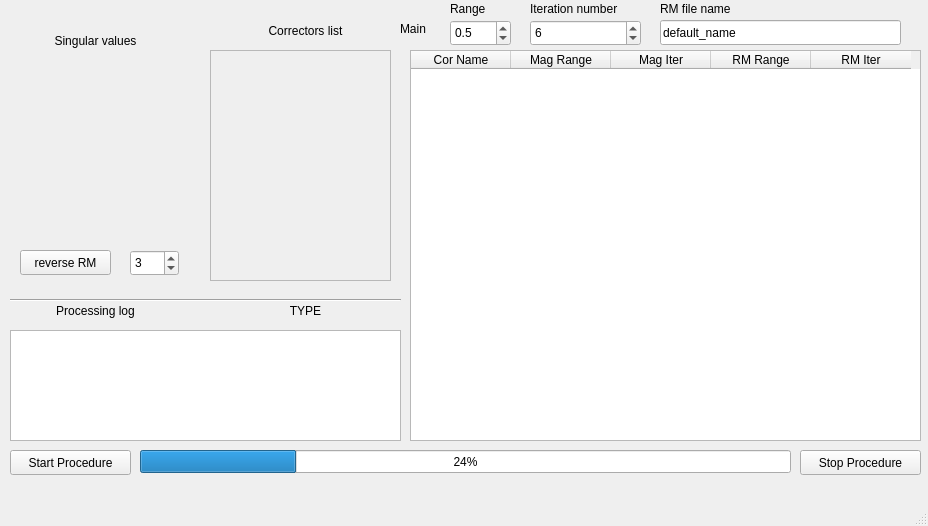
Qt form uis/rma_main_window.ui (vitaliibalakin/c_orbit) before a commit.
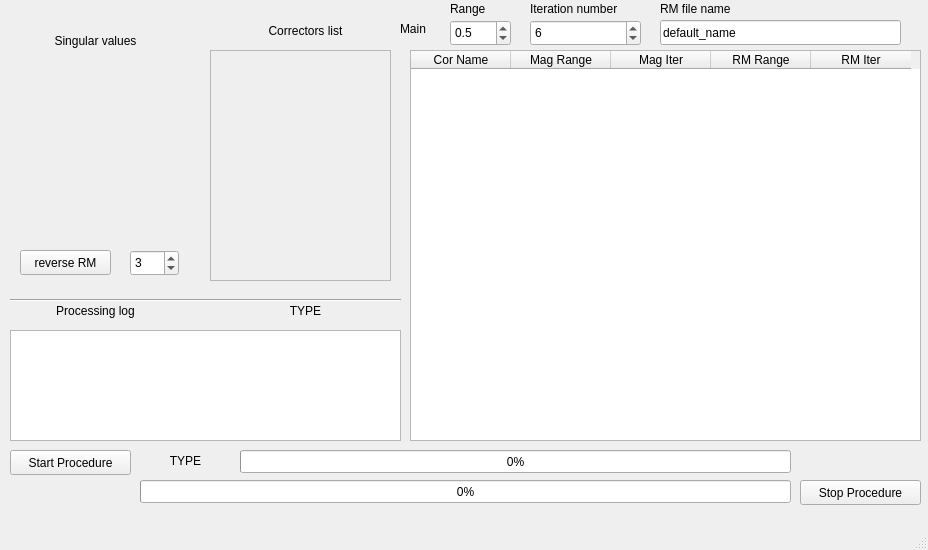
The same form after that commit.

Diff of the .ui file:
```diff
--- a/uis/rma_main_window.ui
+++ b/uis/rma_main_window.ui
@@ -7,7 +7,7 @@
     <x>0</x>
     <y>0</y>
     <width>928</width>
-    <height>526</height>
+    <height>550</height>
    </rect>
   </property>
   <property name="windowTitle">
@@ -18,13 +18,13 @@
     <property name="geometry">
      <rect>
       <x>140</x>
-      <y>450</y>
+      <y>480</y>
       <width>651</width>
       <height>23</height>
      </rect>
     </property>
     <property name="value">
-     <number>24</number>
+     <number>0</number>
     </property>
    </widget>
    <widget class="QLabel" name="label_2">
@@ -134,7 +134,7 @@
     <property name="geometry">
      <rect>
       <x>800</x>
-      <y>450</y>
+      <y>480</y>
       <width>121</width>
       <height>25</height>
      </rect>
@@ -333,6 +333,35 @@
      </property>
     </column>
    </widget>
+   <widget class="QProgressBar" name="elem_prg_bar">
+    <property name="geometry">
+     <rect>
+      <x>240</x>
+      <y>450</y>
+      <width>551</width>
+      <height>23</height>
+     </rect>
+    </property>
+    <property name="value">
+     <number>0</number>
+    </property>
+   </widget>
+   <widget class="QLabel" name="lbl_elem">
+    <property name="geometry">
+     <rect>
+      <x>140</x>
+      <y>450</y>
+      <width>91</width>
+      <height>21</height>
+     </rect>
+    </property>
+    <property name="text">
+     <string>TYPE</string>
+    </property>
+    <property name="alignment">
+     <set>Qt::AlignCenter</set>
+    </property>
+   </widget>
   </widget>
   <widget class="QMenuBar" name="menubar">
    <property name="geometry">
```
